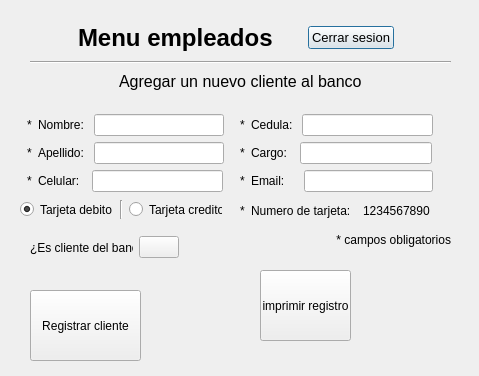
The window that programaEmpleados/registroclientes.ui (nickshott/AplicacionBanco) describes before a commit, drawn with Qt 5.
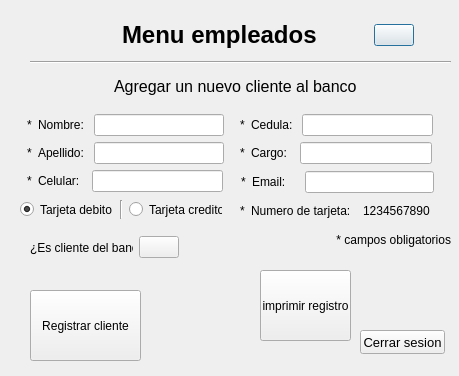
The same window after the commit. Icons and pictures are not drawn.

What changed in the file:
```diff
--- a/programaEmpleados/registroclientes.ui
+++ b/programaEmpleados/registroclientes.ui
@@ -6,7 +6,7 @@
    <rect>
     <x>0</x>
     <y>0</y>
-    <width>479</width>
+    <width>459</width>
     <height>376</height>
    </rect>
   </property>
@@ -16,10 +16,10 @@
   <widget class="QWidget" name="layoutWidget">
    <property name="geometry">
     <rect>
-     <x>50</x>
-     <y>22</y>
+     <x>70</x>
+     <y>10</y>
      <width>344</width>
-     <height>31</height>
+     <height>50</height>
     </rect>
    </property>
    <layout class="QHBoxLayout" name="horizontalLayout">
@@ -64,14 +64,25 @@
      </spacer>
     </item>
     <item>
-     <widget class="QPushButton" name="btn_cerrar_sesion">
-      <property name="font">
-       <font>
-        <pointsize>10</pointsize>
-       </font>
+     <widget class="QPushButton" name="btn_user">
+      <property name="maximumSize">
+       <size>
+        <width>100</width>
+        <height>16777215</height>
+       </size>
       </property>
       <property name="text">
-       <string>Cerrar sesion</string>
+       <string/>
+      </property>
+      <property name="icon">
+       <iconset resource="iconos.qrc">
+        <normaloff>:/new/prefix1/user.png</normaloff>:/new/prefix1/user.png</iconset>
+      </property>
+      <property name="iconSize">
+       <size>
+        <width>40</width>
+        <height>40</height>
+       </size>
       </property>
      </widget>
     </item>
@@ -80,10 +91,10 @@
   <widget class="QWidget" name="layoutWidget">
    <property name="geometry">
     <rect>
-     <x>30</x>
+     <x>-20</x>
      <y>70</y>
-     <width>421</width>
-     <height>22</height>
+     <width>511</width>
+     <height>33</height>
     </rect>
    </property>
    <layout class="QHBoxLayout" name="horizontalLayout_3">
@@ -373,35 +384,6 @@
     </item>
    </layout>
   </widget>
-  <widget class="QWidget" name="layoutWidget">
-   <property name="geometry">
-    <rect>
-     <x>240</x>
-     <y>170</y>
-     <width>193</width>
-     <height>22</height>
-    </rect>
-   </property>
-   <layout class="QHBoxLayout" name="horizontalLayout_8">
-    <item>
-     <widget class="QLabel" name="label_14">
-      <property name="text">
-       <string>*</string>
-      </property>
-     </widget>
-    </item>
-    <item>
-     <widget class="QLabel" name="label_8">
-      <property name="text">
-       <string>Email:    </string>
-      </property>
-     </widget>
-    </item>
-    <item>
-     <widget class="QLineEdit" name="txt_email"/>
-    </item>
-   </layout>
-  </widget>
   <widget class="QWidget" name="layoutWidget">
    <property name="geometry">
     <rect>
@@ -438,6 +420,24 @@
     </item>
    </layout>
   </widget>
+  <widget class="QPushButton" name="btn_cerrar_sesion">
+   <property name="geometry">
+    <rect>
+     <x>360</x>
+     <y>330</y>
+     <width>85</width>
+     <height>24</height>
+    </rect>
+   </property>
+   <property name="font">
+    <font>
+     <pointsize>10</pointsize>
+    </font>
+   </property>
+   <property name="text">
+    <string>Cerrar sesion</string>
+   </property>
+  </widget>
   <widget class="QWidget" name="">
    <property name="geometry">
     <rect>
@@ -478,6 +478,35 @@
     </item>
    </layout>
   </widget>
+  <widget class="QWidget" name="">
+   <property name="geometry">
+    <rect>
+     <x>241</x>
+     <y>171</y>
+     <width>193</width>
+     <height>22</height>
+    </rect>
+   </property>
+   <layout class="QHBoxLayout" name="horizontalLayout_8">
+    <item>
+     <widget class="QLabel" name="label_14">
+      <property name="text">
+       <string>*</string>
+      </property>
+     </widget>
+    </item>
+    <item>
+     <widget class="QLabel" name="label_8">
+      <property name="text">
+       <string>Email:    </string>
+      </property>
+     </widget>
+    </item>
+    <item>
+     <widget class="QLineEdit" name="txt_email"/>
+    </item>
+   </layout>
+  </widget>
  </widget>
  <resources/>
  <connections/>
```
Left out of the diff: 4 changed lines with no effect on the pictures.
